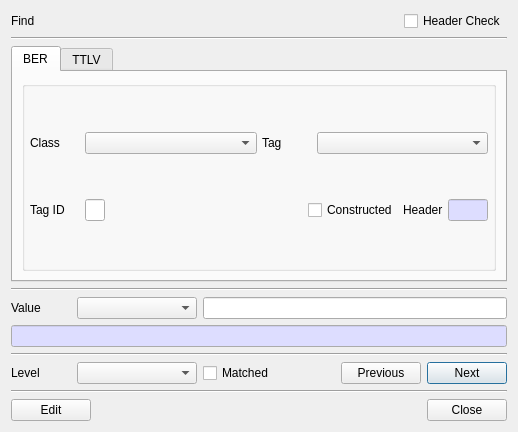
Above: BerEditor/find_dlg.ui from jykim74/BerEditor before the change. Below: the same form after it.
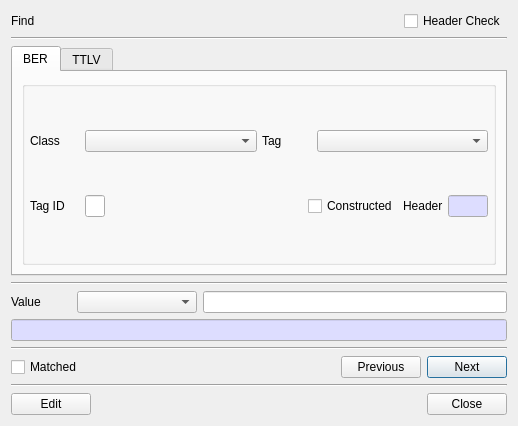
That is the form after the change.

Patch:
```diff
--- a/BerEditor/find_dlg.ui
+++ b/BerEditor/find_dlg.ui
@@ -7,7 +7,7 @@
     <x>0</x>
     <y>0</y>
     <width>518</width>
-    <height>432</height>
+    <height>426</height>
    </rect>
   </property>
   <property name="windowTitle">
@@ -533,7 +533,7 @@
    </item>
    <item>
     <layout class="QGridLayout" name="gridLayout_3">
-     <item row="0" column="3">
+     <item row="0" column="1">
       <spacer name="horizontalSpacer_2">
        <property name="orientation">
         <enum>Qt::Horizontal</enum>
@@ -546,50 +546,27 @@
        </property>
       </spacer>
      </item>
-     <item row="0" column="5">
+     <item row="0" column="0">
+      <widget class="QCheckBox" name="mMatchedCheck">
+       <property name="text">
+        <string>Matched</string>
+       </property>
+      </widget>
+     </item>
+     <item row="0" column="3">
       <widget class="QPushButton" name="mNextBtn">
        <property name="text">
         <string>Next</string>
        </property>
       </widget>
      </item>
-     <item row="0" column="0">
-      <widget class="QLabel" name="label_4">
-       <property name="minimumSize">
-        <size>
-         <width>60</width>
-         <height>0</height>
-        </size>
-       </property>
-       <property name="text">
-        <string>Level</string>
-       </property>
-      </widget>
-     </item>
-     <item row="0" column="1">
-      <widget class="QComboBox" name="mLevelCombo">
-       <property name="minimumSize">
-        <size>
-         <width>120</width>
-         <height>0</height>
-        </size>
-       </property>
-      </widget>
-     </item>
-     <item row="0" column="4">
+     <item row="0" column="2">
       <widget class="QPushButton" name="mPreviousBtn">
        <property name="text">
         <string>Previous</string>
        </property>
       </widget>
      </item>
-     <item row="0" column="2">
-      <widget class="QCheckBox" name="mMatchedCheck">
-       <property name="text">
-        <string>Matched</string>
-       </property>
-      </widget>
-     </item>
     </layout>
    </item>
    <item>
```
Left out of the diff: 1 changed line with no effect on the pictures.
